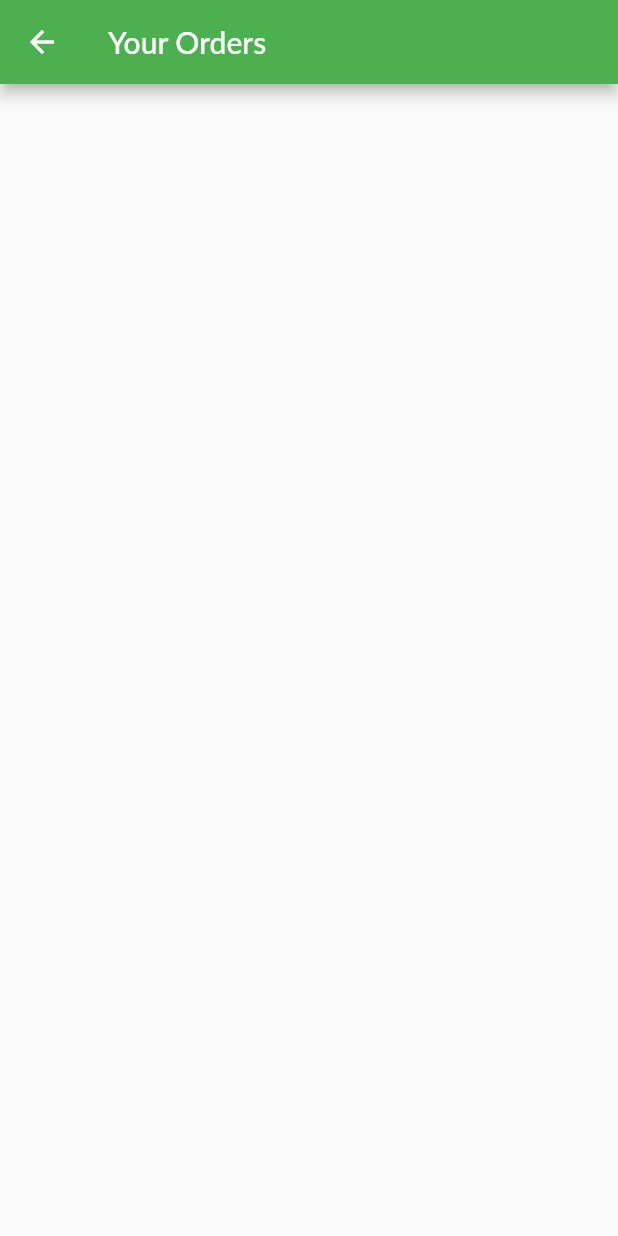
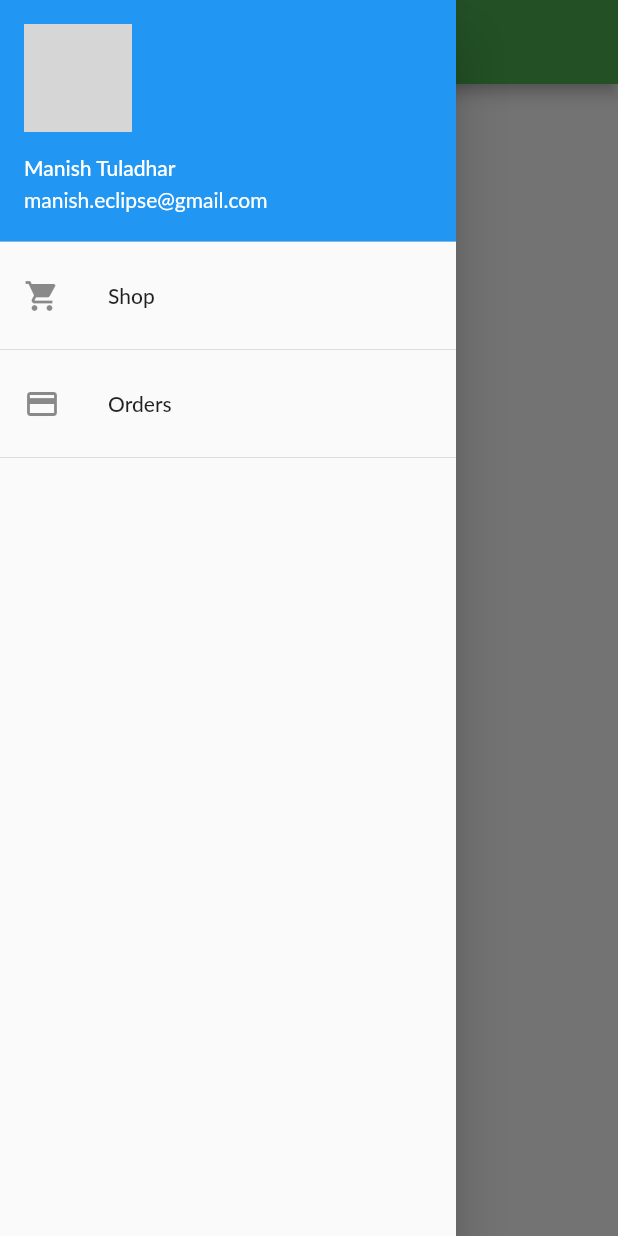
Before and after one commit to haribhakta/e_shop, a Flutter app: the OrderScreen screen opened by its route, with the side drawer open (before the commit the screen has no drawer), on a phone screen of 412 x 824 dp. Run offline on Flutter 3.47's test engine with Material 2 defaults, Android fonts, the phone set to English and light mode, and no system bars; network calls fail; Roboto replaces fonts that are missing (Lato); grey boxes are pictures that could not be loaded.

Commit message:
adding drawer and snack bar in app

```diff
--- a/lib/main.dart
+++ b/lib/main.dart
@@ -1,5 +1,5 @@
 import 'package:e_shop/provider/cart_provider.dart';
-import 'package:e_shop/screens/product_overview-screen.dart';
+import 'package:e_shop/screens/product_overview_screen.dart';
 import 'package:flutter/material.dart';
 import 'package:provider/provider.dart';
 import './provider/products.dart';
@@ -36,9 +36,10 @@ class MyApp extends StatelessWidget {
             fontFamily: "Lato"),
         home: ProductOverviewScreen(),
         routes: {
+          ProductOverviewScreen.routeName: (ctx) => ProductOverviewScreen(),
           ProductDetailsScreen.routeName: (ctx) => ProductDetailsScreen(),
           CartScreen.routeName: (ctx) => CartScreen(),
-           OrderScreen.routeName: (ctx) => OrderScreen()
+          OrderScreen.routeName: (ctx) => OrderScreen()
         },
       ),
     );
--- a/lib/screens/cart_screen.dart
+++ b/lib/screens/cart_screen.dart
@@ -3,7 +3,6 @@ import '../wigdets/cart_item.dart';
 import 'package:flutter/material.dart';
 import 'package:provider/provider.dart';
 import '../provider/order_provider.dart';
-import '../screens/order_screen.dart';
 
 class CartScreen extends StatelessWidget {
   static const String routeName = "/cart_screen";
@@ -43,7 +42,6 @@ class CartScreen extends StatelessWidget {
                       order.addOrder(
                           cart.items.values.toList(), cart.totalAmount);
                       cart.clearCart();
-                      Navigator.pushNamed(context, OrderScreen.routeName);
                     },
                     child: Text(
                       "ORDER NOW",
--- a/lib/screens/order_screen.dart
+++ b/lib/screens/order_screen.dart
@@ -2,6 +2,7 @@ import '../provider/order_provider.dart' show Orders;
 import '../wigdets/order_item.dart';
 import 'package:flutter/material.dart';
 import 'package:provider/provider.dart';
+import '../wigdets/app_drawer.dart';
 
 class OrderScreen extends StatelessWidget {
   static const String routeName = "/order_screen";
@@ -13,6 +14,7 @@ class OrderScreen extends StatelessWidget {
       appBar: AppBar(
         title: Text("Your Orders"),
       ),
+      drawer: AppDrawer(),
       body: ListView.builder(
         itemBuilder: (ctx, index) => OrderItem(orderData.orders[index]),
         itemCount: orderData.orders.length,
--- a/lib/screens/product_overview-screen.dart
+++ b/lib/screens/product_overview_screen.dart
@@ -3,11 +3,14 @@ import 'package:e_shop/wigdets/badge.dart';
 import 'package:e_shop/wigdets/product_grid.dart';
 import 'package:flutter/material.dart';
 import 'package:provider/provider.dart';
-import '../screens/cart_screen.dart';
+import 'cart_screen.dart';
+import '../wigdets/app_drawer.dart';
 
+//show or not show favourites
 enum FilterOptions { Favorites, All }
 
 class ProductOverviewScreen extends StatefulWidget {
+  static const String routeName = "/product_overview_screen";
   @override
   _ProductOverviewScreenState createState() => _ProductOverviewScreenState();
 }
@@ -54,6 +57,7 @@ class _ProductOverviewScreenState extends State<ProductOverviewScreen> {
           ),
         ],
       ),
+       drawer: AppDrawer(),
       body: ProductGrid(_showfavorites),
     );
   }
--- /dev/null
+++ b/lib/wigdets/app_drawer.dart
@@ -0,0 +1,41 @@
+import '../screens/order_screen.dart';
+import '../screens/product_overview_screen.dart';
+import 'package:flutter/material.dart';
+
+class AppDrawer extends StatelessWidget {
+  @override
+  Widget build(BuildContext context) {
+    return Drawer(
+      child: Column(
+        children: <Widget>[
+          UserAccountsDrawerHeader(
+            accountName: Text("Manish Tuladhar"),
+            accountEmail: Text("manish.eclipse@gmail.com"),
+            currentAccountPicture: CircleAvatar(
+              backgroundColor: Colors.transparent,
+              backgroundImage: NetworkImage(
+                  "https://www.web-eau.net/images/overrides/avatars/avatar7.png"),
+            ),
+          ),
+          ListTile(
+            leading: Icon(Icons.shopping_cart),
+            title: Text("Shop"),
+            onTap: () {
+              Navigator.pushReplacementNamed(
+                  context, ProductOverviewScreen.routeName);
+            },
+          ),
+          Divider(),
+          ListTile(
+            leading: Icon(Icons.payment),
+            title: Text("Orders"),
+            onTap: () {
+              Navigator.pushReplacementNamed(context, OrderScreen.routeName);
+            },
+          ),
+          Divider()
+        ],
+      ),
+    );
+  }
+}
```
Also changed, not shown: lib/provider/cart_provider.dart (+19 -0 lines), lib/wigdets/order_item.dart (+41 -6 lines), lib/wigdets/product_item.dart (+13 -0 lines).
